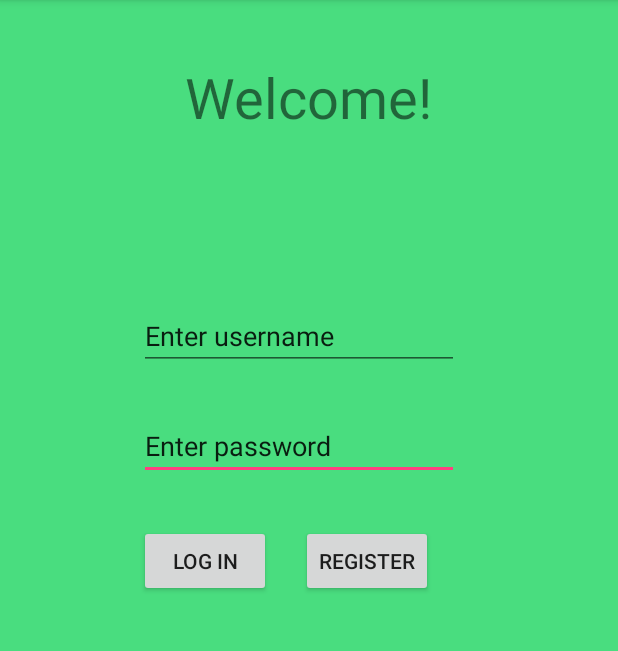
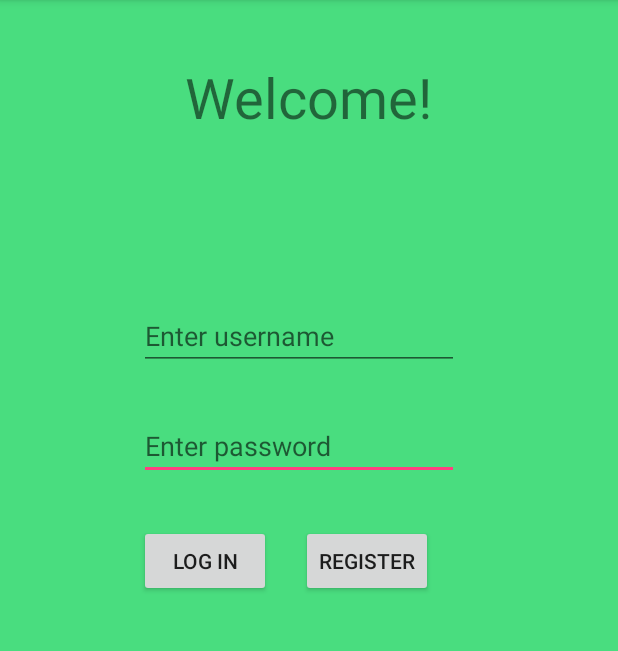
Before and after one commit to SohailMohd/AndroidProject, an Android app: the screen it shows after launch (MainActivity), on a phone screen of 412 x 824 dp, the part 84-735 px from its top. Run offline under Robolectric (Android 15) with nearby library versions, the light colour scheme and no system bars.

Commit message:
Change Name and Password to Hints

```diff
--- a/app/src/main/res/layout/activity_main.xml
+++ b/app/src/main/res/layout/activity_main.xml
@@ -35,26 +35,26 @@
         android:layout_width="wrap_content"
         android:layout_height="wrap_content"
         android:inputType="textPersonName"
-        android:text="@string/edt_password"
         android:ems="10"
         android:id="@+id/lbl_passLogin"
         android:layout_below="@+id/lbl_userLogin"
         android:layout_alignLeft="@+id/button"
         android:layout_alignStart="@+id/button"
-        android:layout_marginTop="28dp" />
+        android:layout_marginTop="28dp"
+        android:hint="@string/edt_password" />
 
 
     <EditText
         android:layout_width="wrap_content"
         android:layout_height="wrap_content"
         android:inputType="textPersonName"
-        android:text="@string/edt_username"
         android:ems="10"
         android:id="@+id/lbl_userLogin"
         android:layout_marginTop="111dp"
         android:layout_below="@+id/textView"
         android:layout_alignLeft="@+id/lbl_passLogin"
-        android:layout_alignStart="@+id/lbl_passLogin" />
+        android:layout_alignStart="@+id/lbl_passLogin"
+        android:hint="@string/edt_username" />
 
     <Button
         android:text="@string/btn_login"
```
